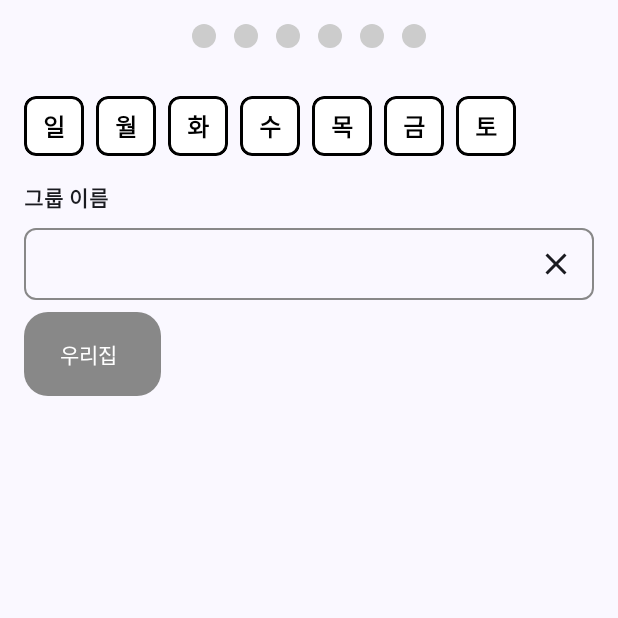
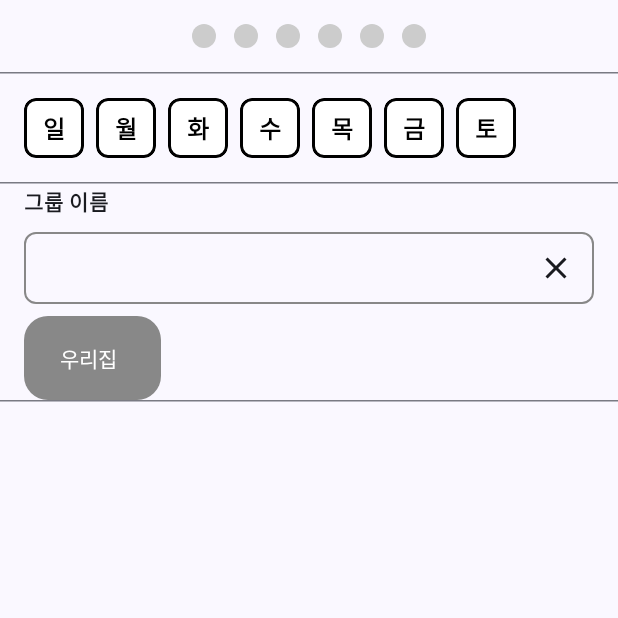
Before and after one commit to BWooRam/ComposeLayoutTest, an Android app built with Jetpack Compose: the screen it shows after launch (CustomUiTestActivity), on a phone screen of 412 x 824 dp, the top half of it. Run offline under Robolectric (Android 15) with nearby library versions, the phone set to English and light mode, and no system bars.

Commit message:
테스트 UI 추가

```diff
--- a/app/src/main/java/com/hyundaiht/composelayouttest/CustomUiTestActivity.kt
+++ b/app/src/main/java/com/hyundaiht/composelayouttest/CustomUiTestActivity.kt
@@ -10,6 +10,7 @@ import androidx.compose.foundation.layout.fillMaxSize
 import androidx.compose.foundation.layout.padding
 import androidx.compose.foundation.rememberScrollState
 import androidx.compose.foundation.verticalScroll
+import androidx.compose.material3.HorizontalDivider
 import androidx.compose.material3.Scaffold
 import androidx.compose.runtime.getValue
 import androidx.compose.runtime.mutableStateOf
@@ -46,14 +47,17 @@ class CustomUiTestActivity : ComponentActivity() {
                                 rememberPassword = it
                             }
                         )
+                        HorizontalDivider()
 
                         //요일 선택 UI
                         WeekdaySelectorScreen {
                             Log.d(tag, "WeekdaySelectorScreen onSelectedDay = $it")
                         }
+                        HorizontalDivider()
 
                         //태그 입력 UI
                         InputAndSelectTagScreen()
+                        HorizontalDivider()
                     }
                 }
             }
```
